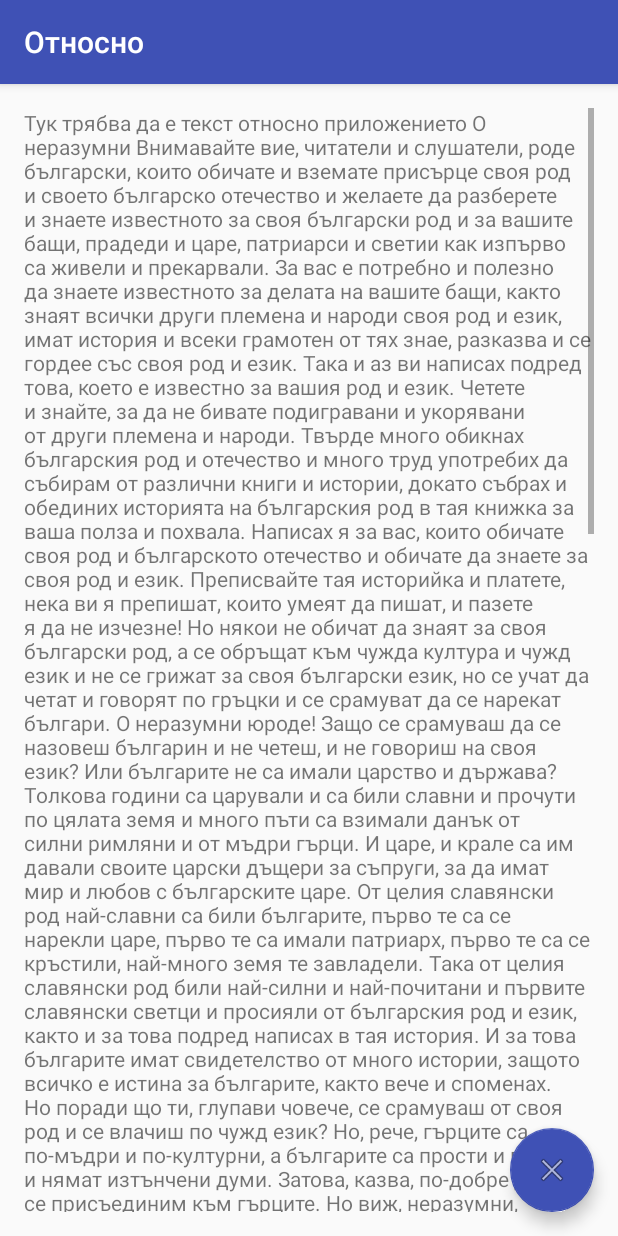
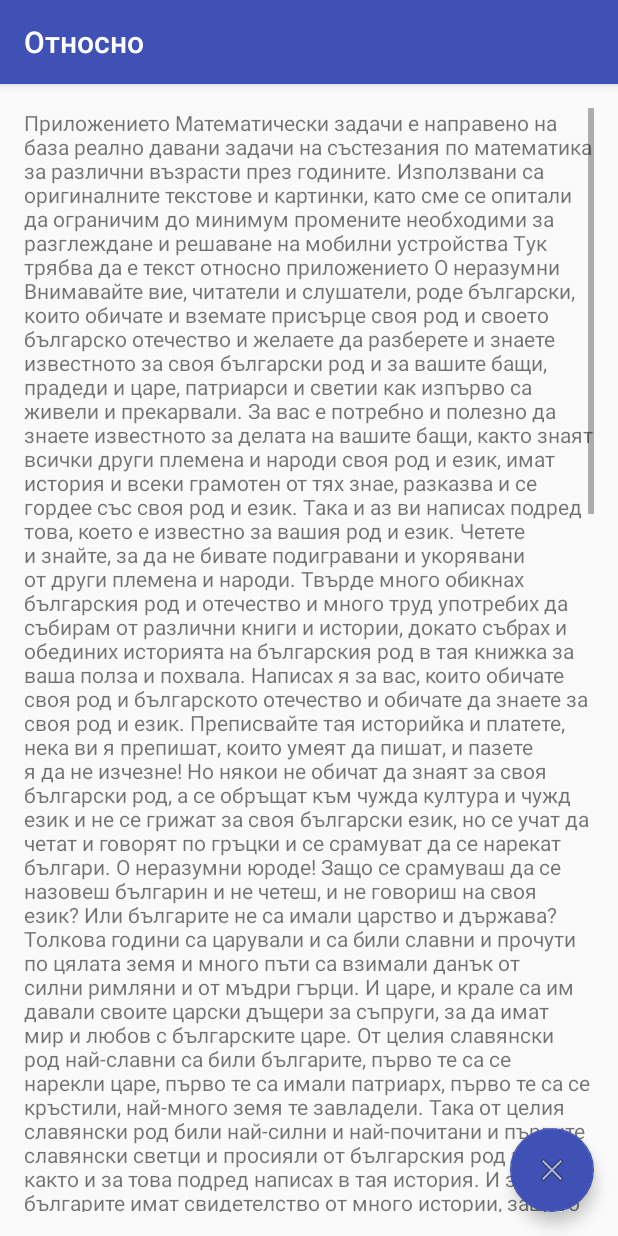
Before and after one commit to sigma77si/MathematicExams, an Android app: the AboutActivity screen opened directly, with no data from a screen before it, on a phone screen of 412 x 824 dp. Run offline under Robolectric (Android 15) with nearby library versions, the phone set to English and light mode, and no system bars.

Commit message:
Текст- Относно, Картинка приложение

```diff
--- a/app/src/main/res/values/strings.xml
+++ b/app/src/main/res/values/strings.xml
@@ -1,5 +1,5 @@
 <resources>
-    <string name="app_name">Изпитни задачи</string>
+    <string name="app_name">Математически задачи</string>
 
     <string name="action_settings">Settings</string>
     <string name="action_help">Помощ</string>
@@ -500,7 +500,14 @@
     </string-array>
     <string name="title_activity_about">Относно</string>
     <string name="title_activity_help">Помощ</string>
-    <string name="textAbout">Тук трябва да е текст относно приложението О неразумни
+    <string name="textAbout">
+
+         Приложението Математически задачи  е направено на база реално давани задачи  на състезания по математика за различни възрасти през годините. Използвани са оригиналните текстове и картинки, като сме се опитали да ограничим до минимум промените необходими за разглеждане и решаване на мобилни устройства
+
+
+
+
+        Тук трябва да е текст относно приложението О неразумни
 
 Внимавайте вие, читатели и слушатели, роде български, които обичате и вземате присърце своя род и своето българско отечество и желаете да разберете и знаете известното за своя български род и за вашите бащи, прадеди и царе, патриарси и светии как изпърво са живели и прекарвали. За вас е потребно и полезно да знаете известното за делата на вашите бащи, както знаят всички други племена и народи своя род и език, имат история и всеки грамотен от тях знае, разказва и се гордее със своя род и език.
 
```
Also changed, not shown: app/src/main/res/mipmap-hdpi/ic_launcher.png, app/src/main/res/mipmap-mdpi/ic_launcher.png, app/src/main/res/mipmap-xhdpi/ic_launcher.png, app/src/main/res/mipmap-xxhdpi/ic_launcher.png, app/src/main/res/mipmap-xxxhdpi/ic_launcher.png.
